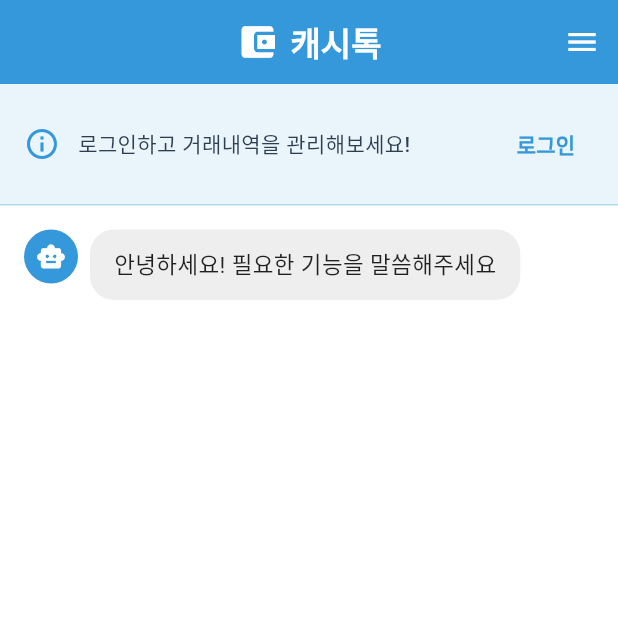
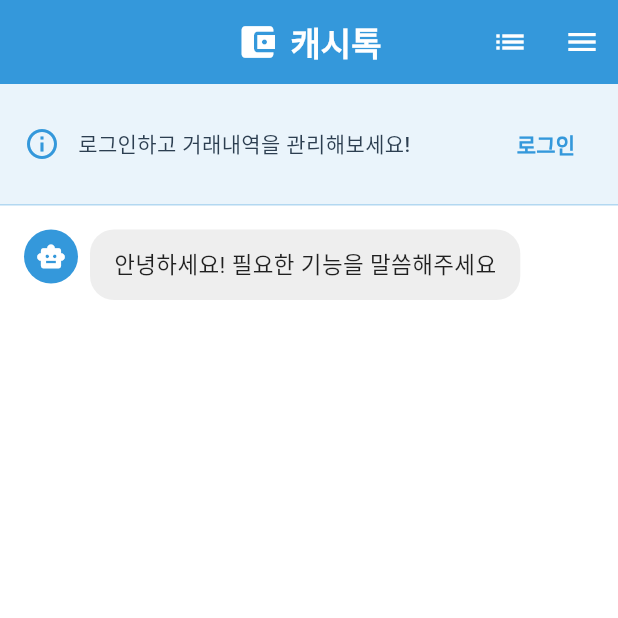
Before and after one commit to ubzzang/moneylog_app, a Flutter app: the screen it shows after launch, on a phone screen of 412 x 824 dp, the top half of it. Run offline on Flutter 3.47's test engine with Material 3 defaults, Android fonts, the light colour scheme and no system bars; our stand-ins replace shared_preferences, table_calendar; Roboto replaces fonts that are missing (GmarketSans).

Commit message:
2차 수정

```diff
--- a/lib/screens/home_screen.dart
+++ b/lib/screens/home_screen.dart
@@ -35,6 +35,7 @@ class _HomeScreenState extends State<HomeScreen> {
   List<Transaction> _transactions = [];
   Map<DateTime, double> _dailyExpenseMap = {};
   Map<DateTime, double> _dailyIncomeMap = {};
+  bool _showChatInsteadOfList = true;
 
   DateTime _normalize(DateTime d) =>
       DateTime(d.year, d.month, d.day);
@@ -56,6 +57,7 @@ class _HomeScreenState extends State<HomeScreen> {
   void initState() {
     super.initState();
     if (widget.isLoggedIn) {
+      _showChatInsteadOfList = false;
       _loadTransactions(_selectedDay);
       _loadWeeklyTransactions(_focusedDay);
     }
@@ -86,6 +88,14 @@ class _HomeScreenState extends State<HomeScreen> {
           ],
         ),
         actions: [
+          IconButton(
+            icon: Icon(_showChatInsteadOfList ? Icons.list : Icons.chat),
+            onPressed: () {
+              setState(() {
+                _showChatInsteadOfList = !_showChatInsteadOfList;
+              });
+            },
+          ),
           Builder(
             builder: (context) => IconButton(
               icon: Icon(Icons.menu),
@@ -95,24 +105,26 @@ class _HomeScreenState extends State<HomeScreen> {
             ),
           ),
         ],
+
       ),
       endDrawer: MenuDrawer(isLoggedIn: widget.isLoggedIn),
       body: Column(
         children: [
           // 로그인 여부에 따라 다른 화면
           if (widget.isLoggedIn) ...[
-            // 로그인 했을때
             _buildCalendar(),
-            Divider(height: 1),
+            const Divider(height: 1),
+
             Expanded(
-              child: widget.isLoggedIn
-                  ? _buildTransactionList()
-                  : ChatMessageList(
+              child: _showChatInsteadOfList
+                  ? ChatMessageList(
                 messages: _messages,
                 isTyping: _isTyping,
-              ),
+              )
+                  : _buildTransactionList(),
             ),
-          ] else ...[
+          ]
+          else ...[
             // 로그인 안했을때
             LoginBanner(),
             Expanded(
```
